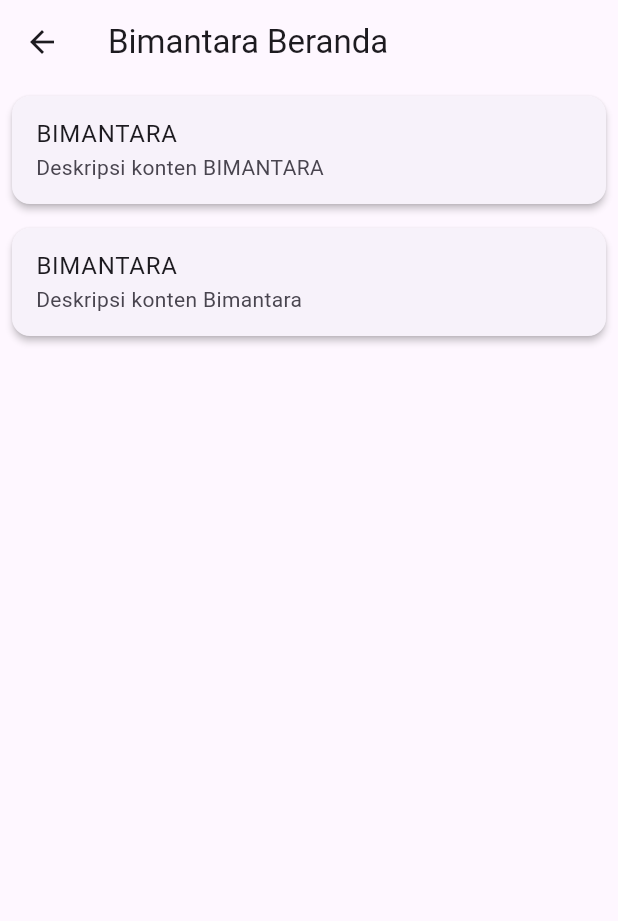
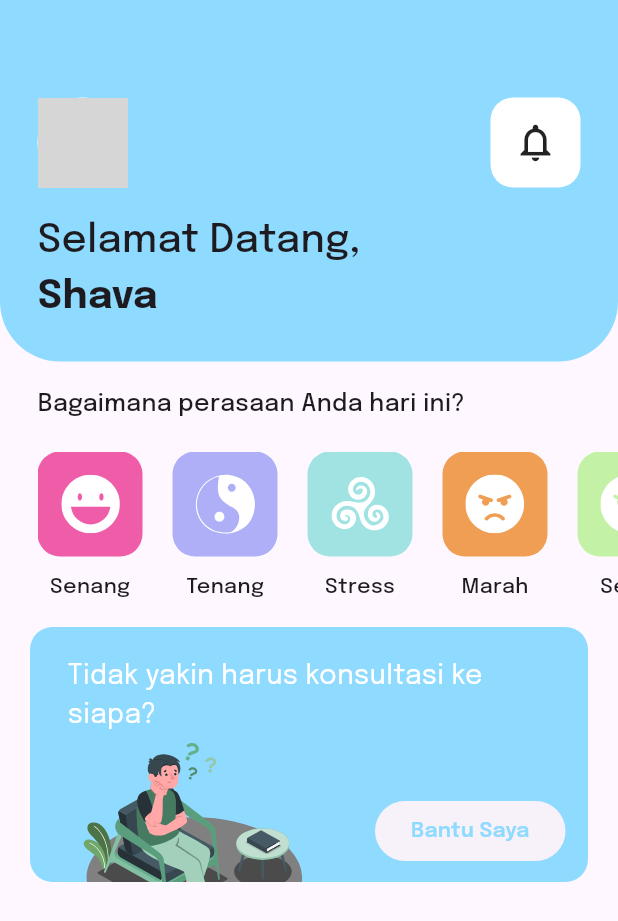
Before and after one commit to mamanggaronk/bimantara_mental_health_flutter_app, a Flutter app: the HomePage screen opened directly, on a phone screen of 412 x 824 dp. Shown: the top 921 px of the screen. Run offline on Flutter 3.47's test engine with Material 3 defaults, Android fonts, the phone set to English and light mode, and no system bars; our stand-ins replace flutter_svg, gap, get; network calls fail; grey boxes are pictures that could not be loaded.

Commit message:
feat: slicing ui for home page

```diff
--- a/lib/common/colors.dart
+++ b/lib/common/colors.dart
@@ -2,6 +2,14 @@ import 'dart:ui';
 
 // ? Format warna: 0xFF + kode warna heksadesimal, misal 0xFF8FDAFF
 const primaryColor = Color(0xFF8FDAFF);
+const primaryBackgroundColor = Color(0xFFFBFBFB);
+
 const white = Color(0xFFFFFFFF);
 const black = Color(0xFF000000);
 const grey = Color(0xFFD9D8D8);
+
+const pink = Color(0xFFEF5DA8);
+const purple = Color(0xFFAEAFF7);
+const cyan = Color(0xFFA0E3E2);
+const orange = Color(0xFFF09E54);
+const lime = Color(0xFFC3F2A6);
--- a/lib/main.dart
+++ b/lib/main.dart
@@ -1,4 +1,5 @@
 import 'package:flutter/material.dart';
+import 'package:flutter_application_1/ui/pages/home_page.dart';
 import 'package:flutter_application_1/ui/pages/splash_page.dart';
 import 'package:get/get.dart';
 
@@ -22,7 +23,7 @@ class MyApp extends StatelessWidget {
       theme: ThemeData(
         primarySwatch: Colors.blue,
       ),
-      initialRoute: '/',
+      initialRoute: '/home',
       getPages: [
         GetPage(
           name: '/',
@@ -36,6 +37,10 @@ class MyApp extends StatelessWidget {
           name: '/sign-up',
           page: () => const SignUpPage(),
         ),
+        GetPage(
+          name: '/home',
+          page: () => const HomePage(),
+        ),
       ],
     );
   }
--- a/lib/ui/pages/home_page.dart
+++ b/lib/ui/pages/home_page.dart
@@ -1,4 +1,9 @@
 import 'package:flutter/material.dart';
+import 'package:flutter_application_1/ui/widgets/custom_app_bar.dart';
+import 'package:gap/gap.dart';
+
+import '../widgets/mood_picker.dart';
+import '../widgets/talk_place.dart';
 
 class HomePage extends StatelessWidget {
   const HomePage({super.key});
@@ -6,34 +11,14 @@ class HomePage extends StatelessWidget {
   @override
   Widget build(BuildContext context) {
     return Scaffold(
-      appBar: AppBar(
-        title: Text('Bimantara Beranda'),
-      ),
-      body: ListView(
-        children: [
-          Card(
-            elevation: 2.0,
-            margin: EdgeInsets.all(8.0),
-            child: ListTile(
-              title: Text('BIMANTARA'),
-              subtitle: Text('Deskripsi konten BIMANTARA'),
-              onTap: () {
-                // Navigasi ke halaman detail atau tindakan lainnya
-              },
-            ),
-          ),
-          Card(
-            elevation: 2.0,
-            margin: EdgeInsets.all(8.0),
-            child: ListTile(
-              title: Text('BIMANTARA'),
-              subtitle: Text('Deskripsi konten Bimantara'),
-              onTap: () {
-                // Navigasi ke halaman detail atau tindakan lainnya
-              },
-            ),
-          ),
-          // Tambahkan lebih banyak Card untuk konten lainnya
+      body: Column(
+        crossAxisAlignment: CrossAxisAlignment.start,
+        children: <Widget>[
+          CustomAppBar(),
+          const Gap(17),
+          MoodPicker(),
+          const Gap(17),
+          TalkPlace(),
         ],
       ),
     );
--- a/lib/ui/pages/splash_page.dart
+++ b/lib/ui/pages/splash_page.dart
@@ -1,4 +1,5 @@
 import 'package:flutter/material.dart';
+import 'package:flutter_svg/flutter_svg.dart';
 import 'package:get/get.dart';
 
 class SplashPage extends StatelessWidget {
@@ -6,20 +7,18 @@ class SplashPage extends StatelessWidget {
 
   @override
   Widget build(BuildContext context) {
-
     // * Memberikan jeda sekitar 3 detik sebelum berganti halaman
     const durasi = Duration(seconds: 3);
     Future.delayed(durasi, () {
-
       // * Get.offNamed() digunakan untuk berpindah halaman tanpa kembali ke halaman sebelumnya
       // * Navigator.pushReplacementNamed() digunakan untuk berpindah halaman tanpa kembali ke halaman sebelumnya
       Get.offNamed('/login');
     });
 
-    return const Scaffold(
+    return Scaffold(
       body: Center(
-        child: Text(
-          "Ini nanti logo",
+        child: SvgPicture.asset(
+          'assets/icons/app_logo.svg',
         ),
       ),
     );
--- /dev/null
+++ b/lib/ui/widgets/custom_app_bar.dart
@@ -0,0 +1,76 @@
+import 'package:flutter/material.dart';
+import 'package:flutter_application_1/common/colors.dart';
+import 'package:flutter_application_1/common/text_styles.dart';
+import 'package:gap/gap.dart';
+
+class CustomAppBar extends StatelessWidget {
+  const CustomAppBar({super.key});
+
+  @override
+  Widget build(BuildContext context) {
+    String namaUser = "Shava";
+    return Container(
+      width: double.infinity,
+      padding: const EdgeInsets.all(25),
+      decoration: const BoxDecoration(
+        color: primaryColor,
+        borderRadius: BorderRadius.vertical(
+          bottom: Radius.circular(
+            40,
+          ),
+        ),
+      ),
+      child: Column(
+        crossAxisAlignment: CrossAxisAlignment.start,
+        children: <Widget>[
+          const Gap(
+            40,
+          ),
+          Row(
+            mainAxisAlignment: MainAxisAlignment.spaceBetween,
+            children: <Widget>[
+              const CircleAvatar(
+                radius: 30,
+                backgroundColor: white,
+                backgroundImage: NetworkImage(
+                  'https://buffer.com/cdn-cgi/image/w=1000,fit=contain,q=90,f=auto/library/content/images/size/w1200/2023/10/free-images.jpg',
+                ),
+              ),
+              Container(
+                padding: const EdgeInsets.all(15),
+                decoration: BoxDecoration(
+                  color: white,
+                  borderRadius: BorderRadius.circular(15),
+                ),
+                child: const Icon(
+                  Icons.notifications_outlined,
+                  size: 30,
+                ),
+              ),
+            ],
+          ),
+          const Gap(
+            17,
+          ),
+          Column(
+            crossAxisAlignment: CrossAxisAlignment.start,
+            children: [
+              Text(
+                "Selamat Datang,",
+                style: medium.copyWith(
+                  fontSize: 26,
+                ),
+              ),
+              Text(
+                namaUser,
+                style: bold.copyWith(
+                  fontSize: 26,
+                ),
+              ),
+            ],
+          ),
+        ],
+      ),
+    );
+  }
+}
--- /dev/null
+++ b/lib/ui/widgets/mood_picker.dart
@@ -0,0 +1,100 @@
+import 'package:flutter/material.dart';
+import 'package:flutter_application_1/common/colors.dart';
+import 'package:flutter_svg/svg.dart';
+import 'package:gap/gap.dart';
+
+import '../../common/text_styles.dart';
+
+const moodList = [
+  {
+    'color': pink,
+    'iconPath': 'assets/icons/happy.svg',
+    'label': 'Senang',
+  },
+  {
+    'color': purple,
+    'iconPath': 'assets/icons/calm.svg',
+    'label': 'Tenang',
+  },
+  {
+    'color': cyan,
+    'iconPath': 'assets/icons/stress.svg',
+    'label': 'Stress',
+  },
+  {
+    'color': orange,
+    'iconPath': 'assets/icons/angry.svg',
+    'label': 'Marah',
+  },
+  {
+    'color': lime,
+    'iconPath': 'assets/icons/angry.svg',
+    'label': 'Sedih',
+  },
+];
+
+class MoodPicker extends StatelessWidget {
+  const MoodPicker({super.key});
+
+  @override
+  Widget build(BuildContext context) {
+    return Padding(
+      padding: const EdgeInsets.only(left: 25),
+      child: Column(
+        crossAxisAlignment: CrossAxisAlignment.start,
+        children: <Widget>[
+          Text(
+            'Bagaimana perasaan Anda hari ini?',
+            style: medium.copyWith(
+              fontSize: 16,
+            ),
+          ),
+          const Gap(
+            20,
+          ),
+          SizedBox(
+            height: 100,
+            child: ListView.builder(
+              scrollDirection: Axis.horizontal,
+              itemCount: moodList.length,
+              itemBuilder: (context, index) {
+                final mood = moodList[index];
+                return Container(
+                  margin: const EdgeInsets.only(right: 20),
+                  child: Column(
+                    crossAxisAlignment: CrossAxisAlignment.center,
+                    children: [
+                      Container(
+                        height: 70,
+                        width: 70,
+                        decoration: BoxDecoration(
+                          color: mood['color'] as Color,
+                          borderRadius: BorderRadius.circular(15),
+                        ),
+                        child: Padding(
+                          padding: const EdgeInsets.all(15),
+                          child: SvgPicture.asset(
+                            mood['iconPath'] as String,
+                          ),
+                        )
+                      ),
+                      const Gap(
+                        10,
+                      ),
+                      Text(
+                        mood['label'] as String,
+                        style: medium.copyWith(
+                          fontSize: 14,
+                        ),
+                      ),
+                    ],
+                  ),
+                );
+              },
+            ),
+          )
+        ],
+      ),
+    );
+  }
+}
--- /dev/null
+++ b/lib/ui/widgets/talk_place.dart
@@ -0,0 +1,62 @@
+import 'package:flutter/material.dart';
+import 'package:flutter_application_1/common/colors.dart';
+import 'package:flutter_application_1/common/text_styles.dart';
+import 'package:flutter_svg/flutter_svg.dart';
+
+class TalkPlace extends StatelessWidget {
+  const TalkPlace({super.key});
+
+  @override
+  Widget build(BuildContext context) {
+    return Container(
+      margin: const EdgeInsets.symmetric(
+        horizontal: 20,
+      ),
+      height: 170,
+      width: double.infinity,
+      decoration: const BoxDecoration(
+        color: primaryColor,
+        borderRadius: BorderRadius.all(
+          Radius.circular(15),
+        ),
+      ),
+      child: Stack(
+        children: <Widget>[
+          Positioned(
+            bottom: 0,
+            left: 35,
+            child: SvgPicture.asset(
+              'assets/images/talk_place.svg',
+            ),
+          ),
+          Positioned(
+            bottom: 10,
+            right: 15,
+            child: ElevatedButton(
+              onPressed: () {},
+              style: ElevatedButton.styleFrom(
+                elevation: 0,
+                foregroundColor: primaryColor,
+              ),
+              child: Text(
+                'Bantu Saya',
+                style: semiBold,
+              ),
+            ),
+          ),
+          Positioned(
+            top: 20,
+            left: 25,
+            child: Text(
+              "Tidak yakin harus konsultasi ke\nsiapa?",
+              style: regular.copyWith(
+                fontSize: 18,
+                color: white,
+              )
+            ),
+          )
+        ],
+      ),
+    );
+  }
+}
--- a/pubspec.yaml
+++ b/pubspec.yaml
@@ -37,6 +37,7 @@ dependencies:
   cupertino_icons: ^1.0.2
   get: ^4.6.6
   gap: ^3.0.1
+  flutter_svg: ^2.0.9
 
 dev_dependencies:
   flutter_test:
@@ -64,6 +65,7 @@ flutter:
   # To add assets to your application, add an assets section, like this:
   assets:
     - assets/images/
+    - assets/icons/
   #   - images/a_dot_ham.jpeg
 
   # An image asset can refer to one or more resolution-specific "variants", see
```
Also changed, not shown: assets/icons/angry.svg (added), assets/icons/app_logo.svg (added), assets/icons/calm.svg (added), assets/icons/happy.svg (added), assets/icons/sad.svg (added), assets/icons/stress.svg (added), assets/images/talk_place.svg (added), pubspec.lock.
